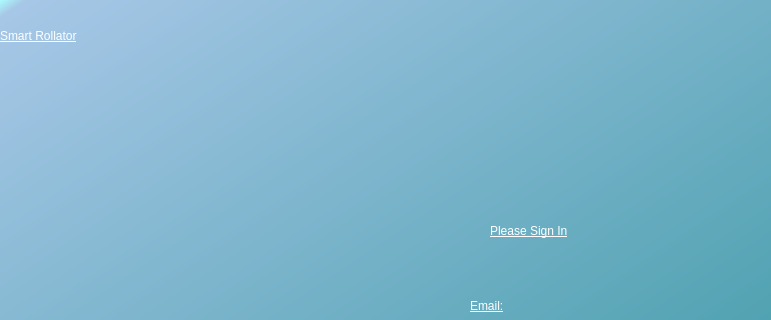
This is IntroScreen.ui in MysticalMango647/RollSmartGui as Qt 5 draws it before an edit; both pictures show x 0 to 771 and y 0 to 320 of the 1200 by 800 pixel window. The edited form follows.
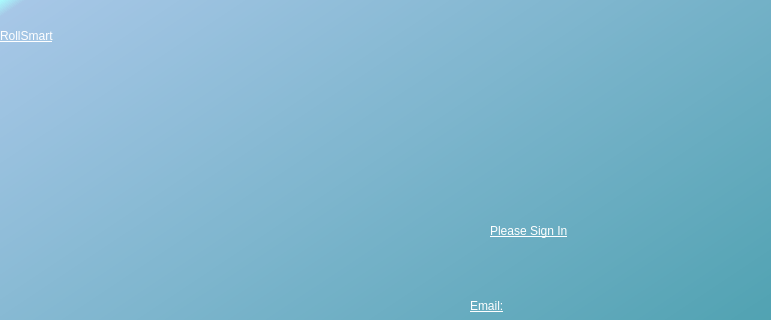
This is the edited form.

```diff
--- a/IntroScreen.ui
+++ b/IntroScreen.ui
@@ -41,7 +41,7 @@
 color: rgb(255,255,255);</string>
     </property>
     <property name="text">
-     <string>Smart Rollator</string>
+     <string>RollSmart</string>
     </property>
    </widget>
    <widget class="QPushButton" name="signInButton">
```
Left out of the diff: 5 changed lines with no effect on the pictures.
